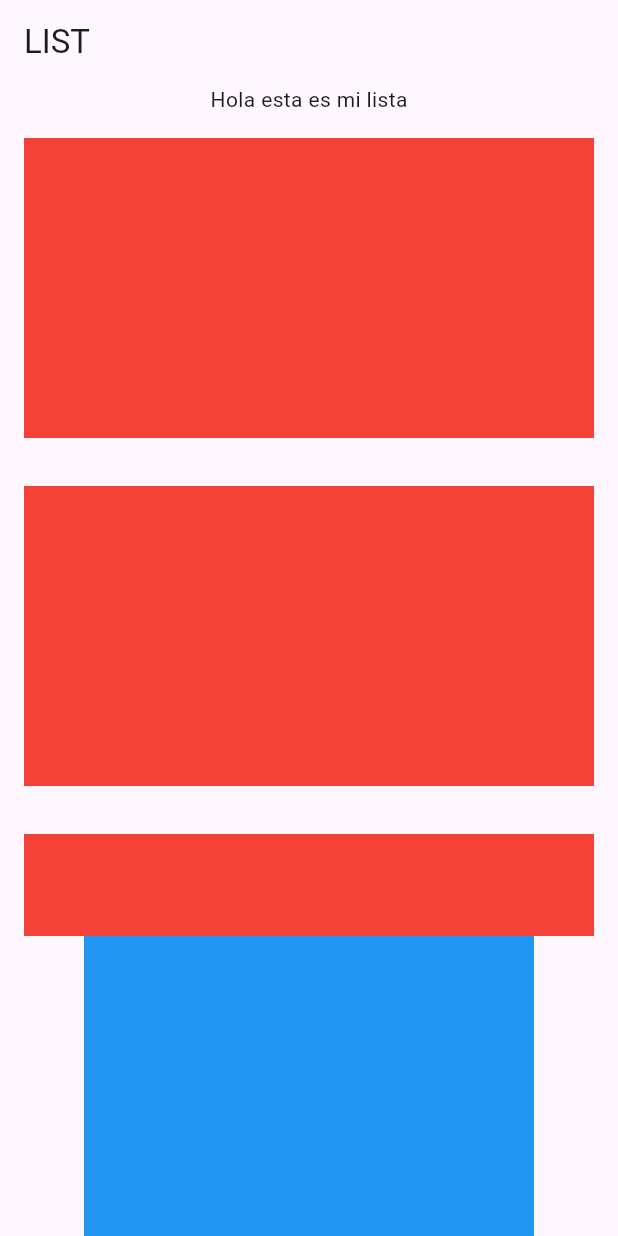
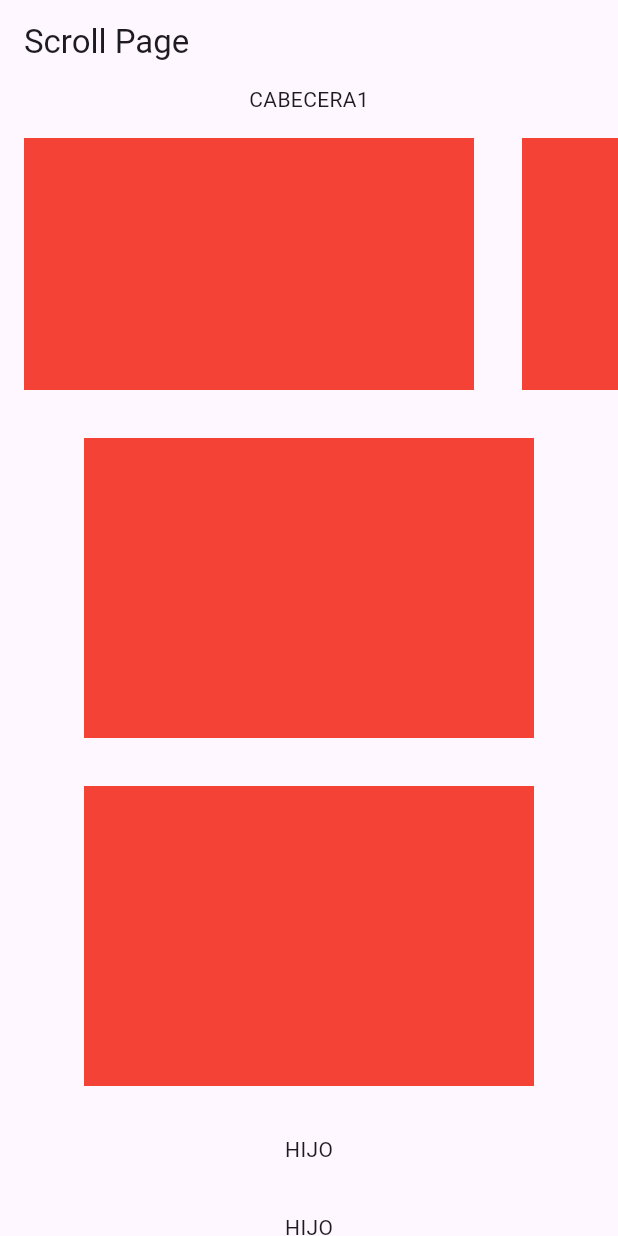
Before and after one commit to fr4nsgallegos/recetasappG8, a Flutter app: the screen it shows after launch, on a phone screen of 412 x 824 dp. Run offline on Flutter 3.47's test engine with Material 3 defaults, Android fonts, the phone set to English and light mode, and no system bars.

Commit message:
listvview scroll

```diff
--- a/lib/main.dart
+++ b/lib/main.dart
@@ -1,11 +1,12 @@
 import 'package:flutter/material.dart';
 import 'package:recetas_app_g8/pages/home_page.dart';
 import 'package:recetas_app_g8/pages/list_view_page.dart';
+import 'package:recetas_app_g8/pages/scroll_page.dart';
 
 void main() {
   runApp(
     MaterialApp(
-      home: ListViewPage(),
+      home: ScrollPage(),
       debugShowCheckedModeBanner: false,
     ),
   );
--- a/lib/pages/list_view_page.dart
+++ b/lib/pages/list_view_page.dart
@@ -1,15 +1,7 @@
 import 'package:flutter/material.dart';
+import 'package:recetas_app_g8/widgets/container_aux.dart';
 
 class ListViewPage extends StatelessWidget {
-  Widget construirContainer() {
-    return Container(
-      margin: EdgeInsets.all(16),
-      height: 200,
-      width: 300,
-      color: Colors.red,
-    );
-  }
-
   List<String> names = ["asd", "asdad", "asdasd", "!#wqdasda"];
 
   @override
@@ -26,7 +18,7 @@ class ListViewPage extends StatelessWidget {
               itemCount: 100,
               itemBuilder: (BuildContext context, int index) {
                 print(index);
-                return construirContainer();
+                return ContainerAux();
               },
             ),
           ),
--- /dev/null
+++ b/lib/pages/scroll_page.dart
@@ -0,0 +1,69 @@
+import 'package:flutter/material.dart';
+import 'package:recetas_app_g8/widgets/container_aux.dart';
+
+class ScrollPage extends StatelessWidget {
+  @override
+  Widget build(BuildContext context) {
+    return Scaffold(
+      appBar: AppBar(
+        title: Text("Scroll Page"),
+      ),
+      body:
+          // ListView.builder(
+          //   itemCount: 20,
+          //   itemBuilder: (BuildContext context, int index) {
+          //     return ContainerAux();
+          //   },
+          // ),
+          SingleChildScrollView(
+        child: Column(
+          children: [
+            Text("CABECERA1"),
+            SizedBox(
+              height: 200,
+              child: ListView.builder(
+                itemCount: 10,
+                scrollDirection: Axis.horizontal,
+                itemBuilder: (BuildContext context, int index) {
+                  return ContainerAux();
+                },
+              ),
+            ),
+            ContainerAux(),
+            ContainerAux(),
+            ...List.generate(
+              5,
+              (index) => Padding(
+                padding: EdgeInsets.all(16),
+                child: Text("HIJO"),
+              ),
+            ),
+            ContainerAux(),
+            ContainerAux(),
+            SizedBox(
+                height: 200,
+                child: ListView.separated(
+                    scrollDirection: Axis.horizontal,
+                    itemBuilder: (context, index) {
+                      return ContainerAux();
+                    },
+                    separatorBuilder: (context, index) {
+                      return Container(
+                        width: 20,
+                        height: 20,
+                        color: Colors.black,
+                      );
+                    },
+                    itemCount: 20)),
+            ContainerAux(),
+            ContainerAux(),
+            ContainerAux(),
+            ContainerAux(),
+            ContainerAux(),
+            ContainerAux(),
+          ],
+        ),
+      ),
+    );
+  }
+}
--- /dev/null
+++ b/lib/widgets/container_aux.dart
@@ -0,0 +1,15 @@
+import 'package:flutter/material.dart';
+
+class ContainerAux extends StatelessWidget {
+  const ContainerAux({super.key});
+
+  @override
+  Widget build(BuildContext context) {
+    return Container(
+      margin: EdgeInsets.all(16),
+      height: 200,
+      width: 300,
+      color: Colors.red,
+    );
+  }
+}
```
